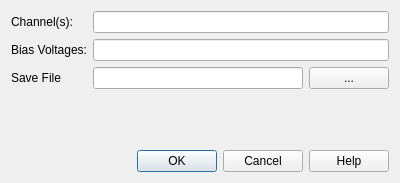
First picture: the form in ui/SCDChannelTestDialog.ui, repository akhilprem/SiPMControl, before the edit.
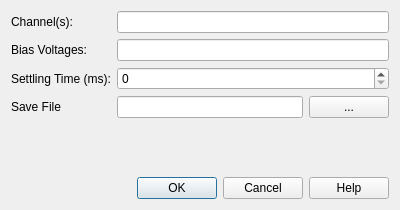
Second picture: the form after the edit.

Commit message: [Untested] Implemented code to actually run the Channel Test. The monitor will administer the test and send back the data to the presenter which will save it to tile.

Patch:
```diff
--- a/ui/SCDChannelTestDialog.ui
+++ b/ui/SCDChannelTestDialog.ui
@@ -7,7 +7,7 @@
     <x>0</x>
     <y>0</y>
     <width>400</width>
-    <height>183</height>
+    <height>210</height>
    </rect>
   </property>
   <property name="windowTitle">
@@ -34,14 +34,14 @@
    <item row="1" column="1">
     <widget class="QLineEdit" name="bvLine"/>
    </item>
-   <item row="2" column="0">
+   <item row="3" column="0">
     <widget class="QLabel" name="saveLocLabel">
      <property name="text">
       <string>Save File</string>
      </property>
     </widget>
    </item>
-   <item row="2" column="1">
+   <item row="3" column="1">
     <layout class="QHBoxLayout" name="horizontalLayout">
      <item>
       <widget class="QLineEdit" name="saveLocLine"/>
@@ -55,7 +55,7 @@
      </item>
     </layout>
    </item>
-   <item row="3" column="1">
+   <item row="4" column="1">
     <spacer name="verticalSpacer">
      <property name="orientation">
       <enum>Qt::Vertical</enum>
@@ -68,7 +68,7 @@
      </property>
     </spacer>
    </item>
-   <item row="4" column="1">
+   <item row="5" column="1">
     <widget class="QDialogButtonBox" name="buttonBox">
      <property name="orientation">
       <enum>Qt::Horizontal</enum>
@@ -78,6 +78,16 @@
      </property>
     </widget>
    </item>
+   <item row="2" column="0">
+    <widget class="QLabel" name="settlingTimeLabel">
+     <property name="text">
+      <string>Settling Time (ms):</string>
+     </property>
+    </widget>
+   </item>
+   <item row="2" column="1">
+    <widget class="QSpinBox" name="settlingTimeSpinBox"/>
+   </item>
   </layout>
  </widget>
  <resources/>
```
The commit also changes 3 other files.
